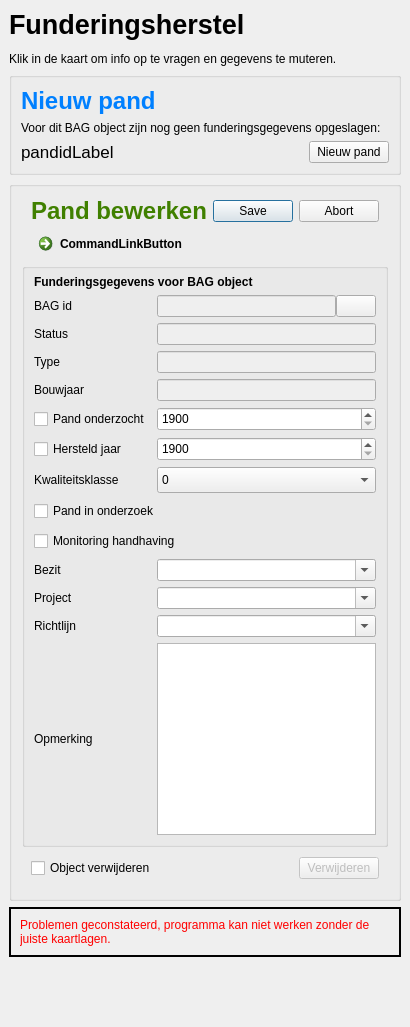
This is ui/ui_dockeditor.ui in bartbaas/QGIS-funderingen as Qt 5 draws it before an edit. The edited form follows.
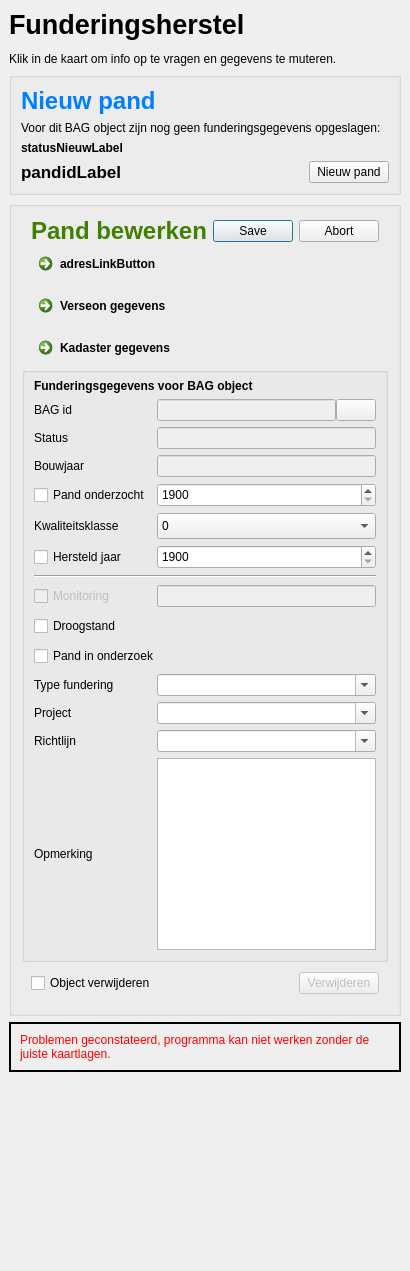
This is the edited form. Icons and pictures are not drawn.

```diff
--- a/ui/ui_dockeditor.ui
+++ b/ui/ui_dockeditor.ui
@@ -8,7 +8,7 @@
     <x>0</x>
     <y>0</y>
     <width>400</width>
-    <height>1027</height>
+    <height>1271</height>
    </rect>
   </property>
   <property name="minimumSize">
@@ -47,7 +47,7 @@
        <string/>
       </property>
       <layout class="QGridLayout" name="gridLayout_2">
-       <item row="2" column="1">
+       <item row="3" column="1">
         <spacer name="horizontalSpacer">
          <property name="orientation">
           <enum>Qt::Horizontal</enum>
@@ -60,14 +60,14 @@
          </property>
         </spacer>
        </item>
-       <item row="2" column="0">
+       <item row="3" column="0">
         <widget class="QLabel" name="pandidLabel">
          <property name="font">
           <font>
            <pointsize>13</pointsize>
-           <weight>50</weight>
+           <weight>75</weight>
            <italic>false</italic>
-           <bold>false</bold>
+           <bold>true</bold>
           </font>
          </property>
          <property name="text">
@@ -88,7 +88,7 @@
          </property>
         </widget>
        </item>
-       <item row="2" column="2">
+       <item row="3" column="2">
         <widget class="QPushButton" name="newPandButton">
          <property name="text">
           <string>Nieuw pand</string>
@@ -102,6 +102,19 @@
          </property>
         </widget>
        </item>
+       <item row="2" column="0" colspan="3">
+        <widget class="QLabel" name="statusNieuwLabel">
+         <property name="font">
+          <font>
+           <weight>75</weight>
+           <bold>true</bold>
+          </font>
+         </property>
+         <property name="text">
+          <string>statusNieuwLabel</string>
+         </property>
+        </widget>
+       </item>
       </layout>
      </widget>
     </item>
@@ -222,34 +235,6 @@
          </layout>
         </widget>
        </item>
-       <item row="3" column="0">
-        <widget class="QWidget" name="widget" native="true">
-         <property name="minimumSize">
-          <size>
-           <width>0</width>
-           <height>32</height>
-          </size>
-         </property>
-         <layout class="QGridLayout" name="gridLayout_4">
-          <property name="topMargin">
-           <number>0</number>
-          </property>
-          <property name="bottomMargin">
-           <number>0</number>
-          </property>
-          <item row="0" column="0">
-           <widget class="QCommandLinkButton" name="commandLinkButton">
-            <property name="toolTip">
-             <string>Klik om adresgegevens op te vragen</string>
-            </property>
-            <property name="text">
-             <string>CommandLinkButton</string>
-            </property>
-           </widget>
-          </item>
-         </layout>
-        </widget>
-       </item>
        <item row="5" column="0">
         <widget class="QGroupBox" name="detailsGroupBox">
          <property name="minimumSize">
@@ -265,79 +250,36 @@
           <property name="topMargin">
            <number>6</number>
           </property>
-          <item row="17" column="0" colspan="2">
-           <widget class="QCheckBox" name="handhavingCheckBox">
+          <item row="17" column="1">
+           <widget class="QLineEdit" name="monitoringObjTekst">
+            <property name="enabled">
+             <bool>false</bool>
+            </property>
+           </widget>
+          </item>
+          <item row="23" column="0">
+           <widget class="QLabel" name="typefundLabel">
             <property name="minimumSize">
              <size>
               <width>0</width>
-              <height>24</height>
+              <height>0</height>
              </size>
             </property>
             <property name="text">
-             <string>Monitoring handhaving</string>
+             <string>Type fundering</string>
             </property>
            </widget>
           </item>
-          <item row="21" column="0">
-           <widget class="QLabel" name="richtlijnLabel">
-            <property name="text">
-             <string>Richtlijn</string>
-            </property>
-            <property name="buddy">
-             <cstring>richtlijnCombo</cstring>
-            </property>
-           </widget>
-          </item>
-          <item row="20" column="0">
-           <widget class="QLabel" name="renbLabel">
-            <property name="text">
-             <string>Project</string>
-            </property>
-            <property name="buddy">
-             <cstring>projectCombo</cstring>
-            </property>
-           </widget>
-          </item>
-          <item row="0" column="0" colspan="2">
-           <widget class="QLabel" name="label_3">
-            <property name="text">
-             <string>&lt;html&gt;&lt;head/&gt;&lt;body&gt;&lt;p&gt;&lt;span style=&quot; font-weight:600;&quot;&gt;Funderingsgegevens voor BAG object&lt;/span&gt;&lt;/p&gt;&lt;/body&gt;&lt;/html&gt;</string>
-            </property>
-           </widget>
-          </item>
-          <item row="11" column="0">
-           <widget class="QLabel" name="bouwjaarLabel">
-            <property name="text">
-             <string>Bouwjaar</string>
-            </property>
-            <property name="buddy">
-             <cstring>bouwjaarText</cstring>
-            </property>
-           </widget>
-          </item>
-          <item row="15" column="0">
-           <widget class="QLabel" name="kwaliteitsklasseLabel">
-            <property name="toolTip">
-             <string>&lt;html&gt;&lt;head/&gt;&lt;body&gt;&lt;p&gt;0   = Onbekend&lt;/p&gt;&lt;p&gt;1   = Ruim voldoende&lt;/p&gt;&lt;p&gt;2   = Voldoende&lt;/p&gt;&lt;p&gt;3   = Matig&lt;/p&gt;&lt;p&gt;3+ = Onvoldoende&lt;/p&gt;&lt;/body&gt;&lt;/html&gt;</string>
-            </property>
-            <property name="text">
-             <string>Kwaliteitsklasse</string>
-            </property>
-            <property name="buddy">
-             <cstring>kwaliteitsklasseCombo</cstring>
-            </property>
-           </widget>
-          </item>
-          <item row="16" column="0" colspan="2">
-           <widget class="QCheckBox" name="inonderzoekCheckBox">
+          <item row="23" column="1">
+           <widget class="QComboBox" name="typefundCombo">
             <property name="minimumSize">
              <size>
               <width>0</width>
-              <height>24</height>
+              <height>21</height>
              </size>
             </property>
-            <property name="text">
-             <string>Pand in onderzoek</string>
+            <property name="editable">
+             <bool>true</bool>
             </property>
            </widget>
           </item>
@@ -392,59 +334,8 @@
             </item>
            </layout>
           </item>
-          <item row="19" column="1">
-           <widget class="QComboBox" name="bezitCombo">
-            <property name="minimumSize">
-             <size>
-              <width>0</width>
-              <height>21</height>
-             </size>
-            </property>
-            <property name="editable">
-             <bool>true</bool>
-            </property>
-           </widget>
-          </item>
-          <item row="22" column="0">
-           <widget class="QLabel" name="opmerkingLabel">
-            <property name="text">
-             <string>Opmerking</string>
-            </property>
-            <property name="buddy">
-             <cstring>opmerkingText</cstring>
-            </property>
-           </widget>
-          </item>
-          <item row="14" column="1">
-           <widget class="QSpinBox" name="hersteldJaarSpinBox">
-            <property name="enabled">
-             <bool>true</bool>
-            </property>
-            <property name="minimumSize">
-             <size>
-              <width>0</width>
-              <height>24</height>
-             </size>
-            </property>
-            <property name="wrapping">
-             <bool>false</bool>
-            </property>
-            <property name="specialValueText">
-             <string/>
-            </property>
-            <property name="minimum">
-             <number>1900</number>
-            </property>
-            <property name="maximum">
-             <number>2050</number>
-            </property>
-            <property name="value">
-             <number>1900</number>
-            </property>
-           </widget>
-          </item>
-          <item row="10" column="1">
-           <widget class="QLineEdit" name="typeText">
+          <item row="11" column="1">
+           <widget class="QLineEdit" name="bouwjaarText">
             <property name="enabled">
              <bool>false</bool>
             </property>
@@ -457,9 +348,32 @@
             <property name="cursor">
              <cursorShape>ArrowCursor</cursorShape>
             </property>
+            <property name="readOnly">
+             <bool>true</bool>
+            </property>
            </widget>
           </item>
-          <item row="15" column="1">
+          <item row="25" column="1">
+           <widget class="QComboBox" name="richtlijnCombo">
+            <property name="minimumSize">
+             <size>
+              <width>0</width>
+              <height>21</height>
+             </size>
+            </property>
+            <property name="editable">
+             <bool>true</bool>
+            </property>
+           </widget>
+          </item>
+          <item row="15" column="0" colspan="2">
+           <widget class="Line" name="line">
+            <property name="orientation">
+             <enum>Qt::Horizontal</enum>
+            </property>
+           </widget>
+          </item>
+          <item row="13" column="1">
            <widget class="QComboBox" name="kwaliteitsklasseCombo">
             <property name="minimumSize">
              <size>
@@ -522,33 +436,45 @@
             </property>
            </widget>
           </item>
-          <item row="22" column="1">
-           <widget class="QPlainTextEdit" name="opmerkingText">
+          <item row="14" column="1">
+           <widget class="QSpinBox" name="hersteldJaarSpinBox">
+            <property name="enabled">
+             <bool>true</bool>
+            </property>
             <property name="minimumSize">
              <size>
               <width>0</width>
-              <height>21</height>
+              <height>24</height>
              </size>
             </property>
-            <property name="horizontalScrollBarPolicy">
-             <enum>Qt::ScrollBarAsNeeded</enum>
+            <property name="wrapping">
+             <bool>false</bool>
             </property>
-            <property name="plainText">
+            <property name="specialValueText">
              <string/>
             </property>
+            <property name="minimum">
+             <number>1900</number>
+            </property>
+            <property name="maximum">
+             <number>2050</number>
+            </property>
+            <property name="value">
+             <number>1900</number>
+            </property>
            </widget>
           </item>
-          <item row="10" column="0">
-           <widget class="QLabel" name="typeLabel">
+          <item row="26" column="0">
+           <widget class="QLabel" name="opmerkingLabel">
             <property name="text">
-             <string>Type</string>
+             <string>Opmerking</string>
             </property>
             <property name="buddy">
-             <cstring>typeText</cstring>
+             <cstring>opmerkingText</cstring>
             </property>
            </widget>
           </item>
-          <item row="20" column="1">
+          <item row="24" column="1">
            <widget class="QComboBox" name="projectCombo">
             <property name="minimumSize">
              <size>
@@ -561,28 +487,66 @@
             </property>
            </widget>
           </item>
-          <item row="9" column="1">
-           <widget class="QLineEdit" name="statusText">
-            <property name="enabled">
-             <bool>false</bool>
+          <item row="13" column="0">
+           <widget class="QLabel" name="kwaliteitsklasseLabel">
+            <property name="toolTip">
+             <string>&lt;html&gt;&lt;head/&gt;&lt;body&gt;&lt;p&gt;0   = Onbekend&lt;/p&gt;&lt;p&gt;1   = Ruim voldoende&lt;/p&gt;&lt;p&gt;2   = Voldoende&lt;/p&gt;&lt;p&gt;3   = Matig&lt;/p&gt;&lt;p&gt;3+ = Onvoldoende&lt;/p&gt;&lt;/body&gt;&lt;/html&gt;</string>
             </property>
+            <property name="text">
+             <string>Kwaliteitsklasse</string>
+            </property>
+            <property name="buddy">
+             <cstring>kwaliteitsklasseCombo</cstring>
+            </property>
+           </widget>
+          </item>
+          <item row="25" column="0">
+           <widget class="QLabel" name="richtlijnLabel">
+            <property name="text">
+             <string>Richtlijn</string>
+            </property>
+            <property name="buddy">
+             <cstring>richtlijnCombo</cstring>
+            </property>
+           </widget>
+          </item>
+          <item row="24" column="0">
+           <widget class="QLabel" name="renbLabel">
+            <property name="text">
+             <string>Project</string>
+            </property>
+            <property name="buddy">
+             <cstring>projectCombo</cstring>
+            </property>
+           </widget>
+          </item>
+          <item row="0" column="0" colspan="2">
+           <widget class="QLabel" name="label_3">
+            <property name="text">
+             <string>&lt;html&gt;&lt;head/&gt;&lt;body&gt;&lt;p&gt;&lt;span style=&quot; font-weight:600;&quot;&gt;Funderingsgegevens voor BAG object&lt;/span&gt;&lt;/p&gt;&lt;/body&gt;&lt;/html&gt;</string>
+            </property>
+           </widget>
+          </item>
+          <item row="11" column="0">
+           <widget class="QLabel" name="bouwjaarLabel">
+            <property name="text">
+             <string>Bouwjaar</string>
+            </property>
+            <property name="buddy">
+             <cstring>bouwjaarText</cstring>
+            </property>
+           </widget>
+          </item>
+          <item row="19" column="0" colspan="2">
+           <widget class="QCheckBox" name="inonderzoekCheckBox">
             <property name="minimumSize">
              <size>
               <width>0</width>
-              <height>21</height>
+              <height>24</height>
              </size>
             </property>
-            <property name="cursor">
-             <cursorShape>ArrowCursor</cursorShape>
-            </property>
-            <property name="autoFillBackground">
-             <bool>false</bool>
-            </property>
             <property name="text">
-             <string/>
-            </property>
-            <property name="readOnly">
-             <bool>true</bool>
+             <string>Pand in onderzoek</string>
             </property>
            </widget>
           </item>
@@ -624,48 +588,6 @@
             </property>
            </widget>
           </item>
-          <item row="11" column="1">
-           <widget class="QLineEdit" name="bouwjaarText">
-            <property name="enabled">
-             <bool>false</bool>
-            </property>
-            <property name="minimumSize">
-             <size>
-              <width>0</width>
-              <height>21</height>
-             </size>
-            </property>
-            <property name="cursor">
-             <cursorShape>ArrowCursor</cursorShape>
-            </property>
-            <property name="readOnly">
-             <bool>true</bool>
-            </property>
-           </widget>
-          </item>
-          <item row="9" column="0">
-           <widget class="QLabel" name="statusLabel">
-            <property name="text">
-             <string>Status</string>
-            </property>
-            <property name="buddy">
-             <cstring>statusText</cstring>
-            </property>
-           </widget>
-          </item>
-          <item row="21" column="1">
-           <widget class="QComboBox" name="richtlijnCombo">
-            <property name="minimumSize">
-             <size>
-              <width>0</width>
-              <height>21</height>
-             </size>
-            </property>
-            <property name="editable">
-             <bool>true</bool>
-            </property>
-           </widget>
-          </item>
           <item row="6" column="0">
            <widget class="QLabel" name="idLabel">
             <property name="text">
@@ -676,13 +598,140 @@
             </property>
            </widget>
           </item>
-          <item row="19" column="0">
-           <widget class="QLabel" name="bezitLabel">
+          <item row="26" column="1">
+           <widget class="QTextEdit" name="opmerkingText">
+            <property name="minimumSize">
+             <size>
+              <width>0</width>
+              <height>21</height>
+             </size>
+            </property>
+            <property name="horizontalScrollBarPolicy">
+             <enum>Qt::ScrollBarAsNeeded</enum>
+            </property>
+           </widget>
+          </item>
+          <item row="7" column="0">
+           <widget class="QLabel" name="statusLabel">
             <property name="text">
-             <string>Bezit</string>
+             <string>Status</string>
             </property>
             <property name="buddy">
-             <cstring>bezitCombo</cstring>
+             <cstring>statusText</cstring>
+            </property>
+           </widget>
+          </item>
+          <item row="7" column="1">
+           <widget class="QLineEdit" name="statusText">
+            <property name="enabled">
+             <bool>false</bool>
+            </property>
+            <property name="minimumSize">
+             <size>
+              <width>0</width>
+              <height>21</height>
+             </size>
+            </property>
+            <property name="cursor">
+             <cursorShape>ArrowCursor</cursorShape>
+            </property>
+            <property name="autoFillBackground">
+             <bool>false</bool>
+            </property>
+            <property name="text">
+             <string/>
+            </property>
+            <property name="readOnly">
+             <bool>true</bool>
+            </property>
+           </widget>
+          </item>
+          <item row="18" column="0">
+           <widget class="QCheckBox" name="droogstandCheckBox">
+            <property name="minimumSize">
+             <size>
+              <width>0</width>
+              <height>24</height>
+             </size>
+            </property>
+            <property name="text">
+             <string>Droogstand</string>
+            </property>
+           </widget>
+          </item>
+          <item row="17" column="0">
+           <widget class="QCheckBox" name="handhavingCheckBox">
+            <property name="enabled">
+             <bool>false</bool>
+            </property>
+            <property name="minimumSize">
+             <size>
+              <width>0</width>
+              <height>24</height>
+             </size>
+            </property>
+            <property name="text">
+             <string>Monitoring</string>
+            </property>
+           </widget>
+          </item>
+         </layout>
+        </widget>
+       </item>
+       <item row="3" column="0" rowspan="2">
+        <widget class="QWidget" name="widget" native="true">
+         <property name="minimumSize">
+          <size>
+           <width>0</width>
+           <height>100</height>
+          </size>
+         </property>
+         <layout class="QGridLayout" name="gridLayout_4">
+          <property name="topMargin">
+           <number>0</number>
+          </property>
+          <property name="bottomMargin">
+           <number>0</number>
+          </property>
+          <item row="1" column="0">
+           <widget class="QCommandLinkButton" name="verseonLinkButton">
+            <property name="enabled">
+             <bool>true</bool>
+            </property>
+            <property name="minimumSize">
+             <size>
+              <width>0</width>
+              <height>0</height>
+             </size>
+            </property>
+            <property name="text">
+             <string>Verseon gegevens</string>
+            </property>
+           </widget>
+          </item>
+          <item row="0" column="0">
+           <widget class="QCommandLinkButton" name="adresLinkButton">
+            <property name="minimumSize">
+             <size>
+              <width>0</width>
+              <height>0</height>
+             </size>
+            </property>
+            <property name="toolTip">
+             <string>Klik om adresgegevens op te vragen</string>
+            </property>
+            <property name="text">
+             <string>adresLinkButton</string>
+            </property>
+           </widget>
+          </item>
+          <item row="2" column="0">
+           <widget class="QCommandLinkButton" name="lkiLinkButton">
+            <property name="enabled">
+             <bool>true</bool>
+            </property>
+            <property name="text">
+             <string>Kadaster gegevens</string>
             </property>
            </widget>
           </item>
```
Left out of the diff: 147 changed lines with no effect on the pictures.
